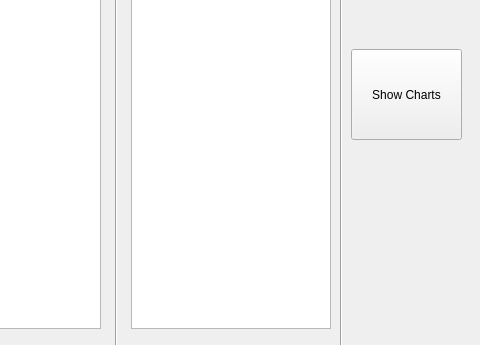
Above: form.ui from tencichy/tachyon_analyzer before the change; both pictures show x 569 to 1049 and y 191 to 536 of the 1049 by 536 pixel window. Below: the same form after it.
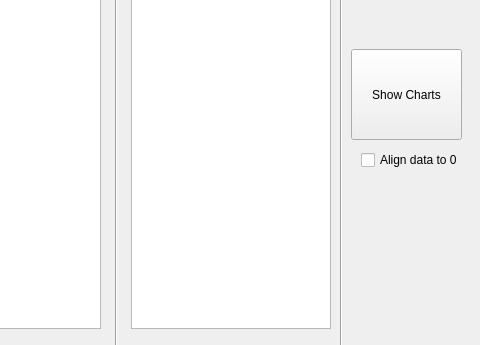
That is the form after the change.

Commit message: Added option to align data to start at time = 0

The edit to the form file:
```diff
--- a/form.ui
+++ b/form.ui
@@ -260,6 +260,22 @@
     <enum>Qt::Horizontal</enum>
    </property>
   </widget>
+  <widget class="QCheckBox" name="alignData">
+   <property name="enabled">
+    <bool>true</bool>
+   </property>
+   <property name="geometry">
+    <rect>
+     <x>930</x>
+     <y>340</y>
+     <width>101</width>
+     <height>22</height>
+    </rect>
+   </property>
+   <property name="text">
+    <string>Align data to 0</string>
+   </property>
+  </widget>
  </widget>
  <resources/>
  <connections/>
```
The commit also changes 1 other file.
